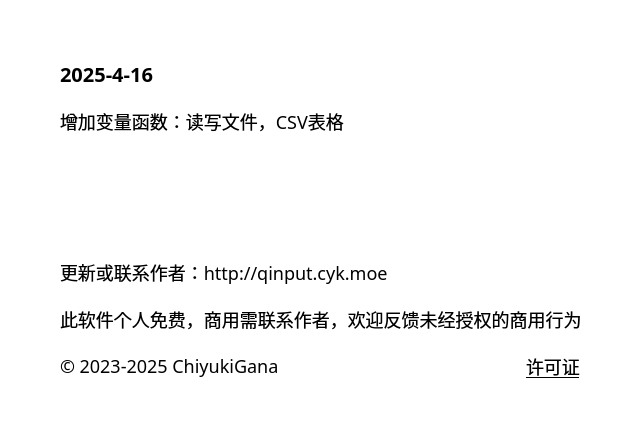
First picture: the form in source/ui/AboutUi.ui, repository ChiyukiGana/Quickinput, before the edit.
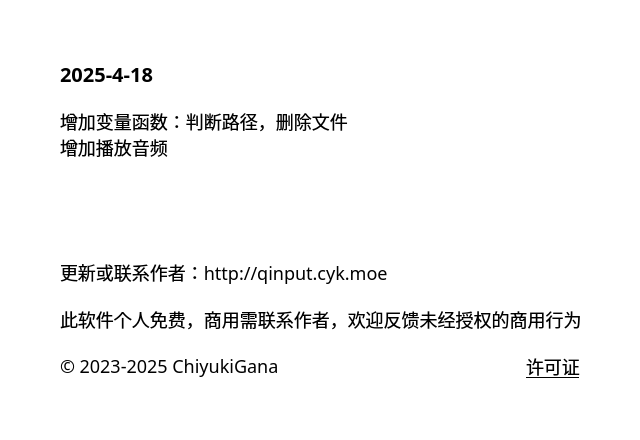
Second picture: the form after the edit.

Diff of the .ui file:
```diff
--- a/source/ui/AboutUi.ui
+++ b/source/ui/AboutUi.ui
@@ -91,7 +91,7 @@
          <string notr="true">font-size:20px</string>
         </property>
         <property name="text">
-         <string>2025-4-16</string>
+         <string>2025-4-18</string>
         </property>
         <property name="textFormat">
          <enum>Qt::PlainText</enum>
@@ -107,7 +107,8 @@
          </sizepolicy>
         </property>
         <property name="text">
-         <string>增加变量函数：读写文件，CSV表格</string>
+         <string>增加变量函数：判断路径，删除文件
+增加播放音频</string>
         </property>
         <property name="textFormat">
          <enum>Qt::PlainText</enum>
```
